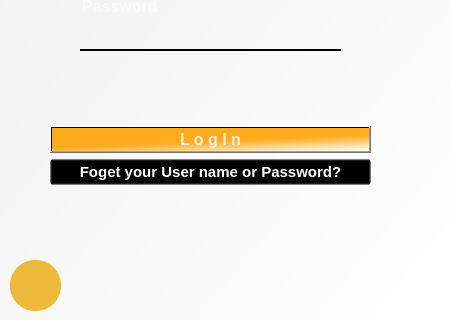
The window that SkullKing/signin.ui (faezehghiasi/SkullKing_Game) describes before a commit, drawn with Qt 5; both pictures show x 0 to 450 and y 230 to 550 of the 450 by 550 pixel window.
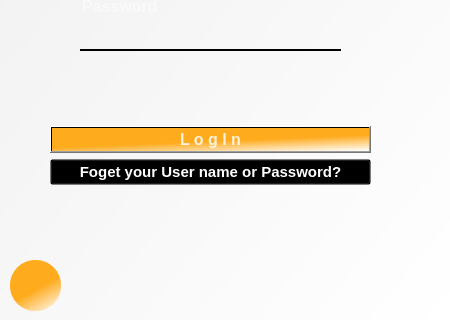
The same window after the commit. Icons and pictures are not drawn.

```diff
--- a/SkullKing/signin.ui
+++ b/SkullKing/signin.ui
@@ -95,7 +95,7 @@
 }
 QPushButton#backButton{ 
 border-image: url(:/resource/back-button_93634.png);
-background-color:rgb(237,185,59);
+background-color: qlineargradient(spread:pad, x1:0.703878, y1:0.472, x2:1, y2:1, stop:0 rgba(255, 171, 30, 255), stop:1 rgba(255, 255, 255, 255));
 border-radius:25px;
 }
 QPushButton#backButton:hover{ 
@@ -295,7 +295,7 @@
      <property name="styleSheet">
       <string notr="true">QPushButton#backButton{ 
 border-image: url(:/resource/back-button_93634.png);
-background-color:rgb(237,185,59);
+background-color: qlineargradient(spread:pad, x1:0.703878, y1:0.472, x2:1, y2:1, stop:0 rgba(255, 171, 30, 255), stop:1 rgba(255, 255, 255, 255));
 border-radius:25px;
 }
 QPushButton#backButton:hover{ 
```
Left out of the diff: 8 changed lines with no effect on the pictures.
